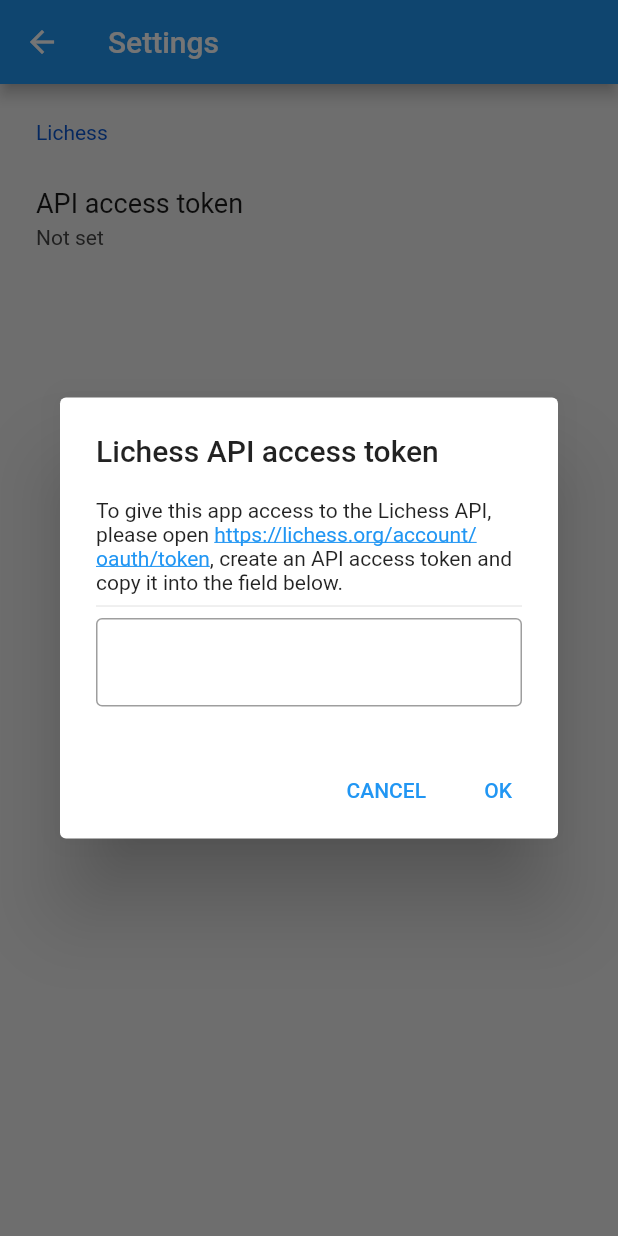
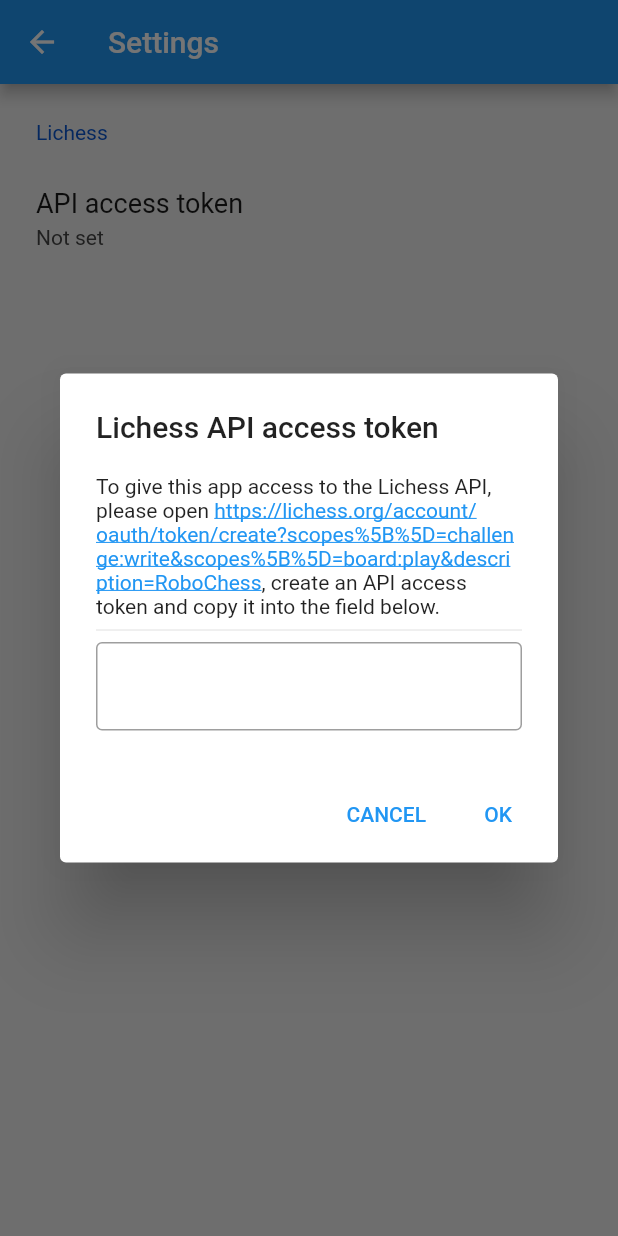
Before and after one commit to BurningKarl/RoboChess, a Flutter app: the SettingsScreen screen opened by its route, after a tap on "API access token", on a phone screen of 412 x 824 dp. Run offline on Flutter 3.47's test engine with Material 2 defaults, Android fonts, the phone set to English and light mode, and no system bars; drawn by our look-alikes of settings_ui; our stand-ins replace flutter_bluetooth_serial, shared_preferences; missing offline and left inert: flutter_chess_board; accounts and stored records are empty.

Commit message:
improve Lichess API settings popup

```diff
--- a/software/wizard_chess/lib/settings_screen.dart
+++ b/software/wizard_chess/lib/settings_screen.dart
@@ -56,7 +56,7 @@ class _SettingsScreenState extends State<SettingsScreen> {
 
   Future<void> openLichessApiKeyPopup(BuildContext context) async {
     final Uri lichessOauthUrl =
-        Uri.parse('https://lichess.org/account/oauth/token');
+        Uri.parse('https://lichess.org/account/oauth/token/create?scopes[]=challenge:write&scopes[]=board:play&description=RoboChess');
     GlobalKey<FormState> formKey = GlobalKey();
 
     await showDialog(
```
